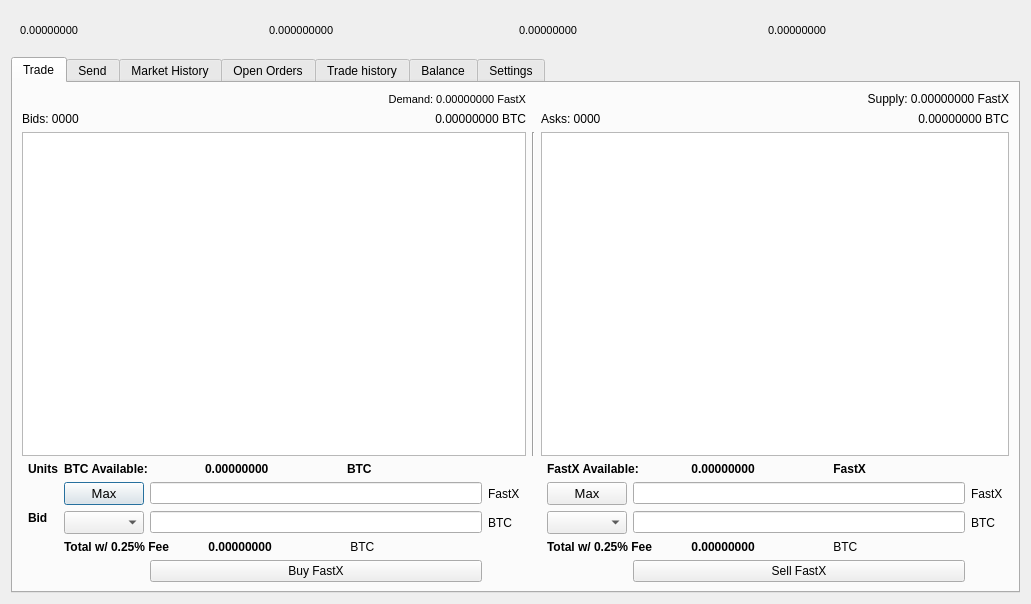
Before: the Qt Designer form src/qt/forms/tradingdialog.ui in TransFastCore/fastx, drawn with Qt 5.
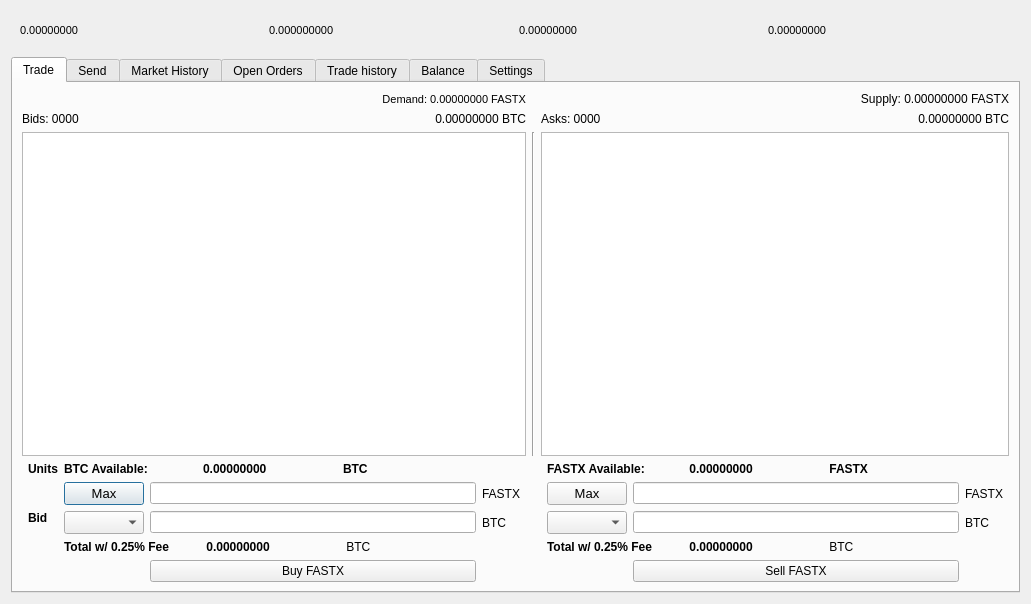
After: the same form once the commit is applied. The open tabs and pages were chosen to show the change. Icons and pictures are not drawn.

Patch:
```diff
--- a/src/qt/forms/tradingdialog.ui
+++ b/src/qt/forms/tradingdialog.ui
@@ -704,7 +704,7 @@
             </font>
            </property>
            <property name="text">
-            <string>FastX Available:</string>
+            <string>FASTX Available:</string>
            </property>
           </widget>
          </item>
@@ -1148,7 +1148,7 @@
             </font>
            </property>
            <property name="text">
-            <string> FastX</string>
+            <string> FASTX</string>
            </property>
           </widget>
          </item>
@@ -1186,7 +1186,7 @@
        <item row="4" column="4">
         <widget class="QLabel" name="label_4">
          <property name="text">
-          <string>FastX</string>
+          <string>FASTX</string>
          </property>
         </widget>
        </item>
@@ -1222,7 +1222,7 @@
        <item row="4" column="10">
         <widget class="QLabel" name="label_22">
          <property name="text">
-          <string>FastX</string>
+          <string>FASTX</string>
          </property>
         </widget>
        </item>
@@ -2239,14 +2239,14 @@
        <item row="7" column="3">
         <widget class="QPushButton" name="BuyFastX">
          <property name="text">
-          <string>Buy FastX</string>
+          <string>Buy FASTX</string>
          </property>
         </widget>
        </item>
        <item row="7" column="9">
         <widget class="QPushButton" name="SellFastXBTN">
          <property name="text">
-          <string>Sell FastX</string>
+          <string>Sell FASTX</string>
          </property>
         </widget>
        </item>
@@ -2320,7 +2320,7 @@
           </font>
          </property>
          <property name="text">
-          <string>Demand: 0.00000000 FastX</string>
+          <string>Demand: 0.00000000 FASTX</string>
          </property>
          <property name="alignment">
           <set>Qt::AlignRight|Qt::AlignTrailing|Qt::AlignVCenter</set>
@@ -2330,7 +2330,7 @@
        <item row="0" column="9" colspan="3">
         <widget class="QLabel" name="FastXSupply">
          <property name="text">
-          <string>Supply: 0.00000000 FastX</string>
+          <string>Supply: 0.00000000 FASTX</string>
          </property>
          <property name="alignment">
           <set>Qt::AlignRight|Qt::AlignTrailing|Qt::AlignVCenter</set>
```
Left out of the diff: 48 changed lines with no effect on the pictures.
